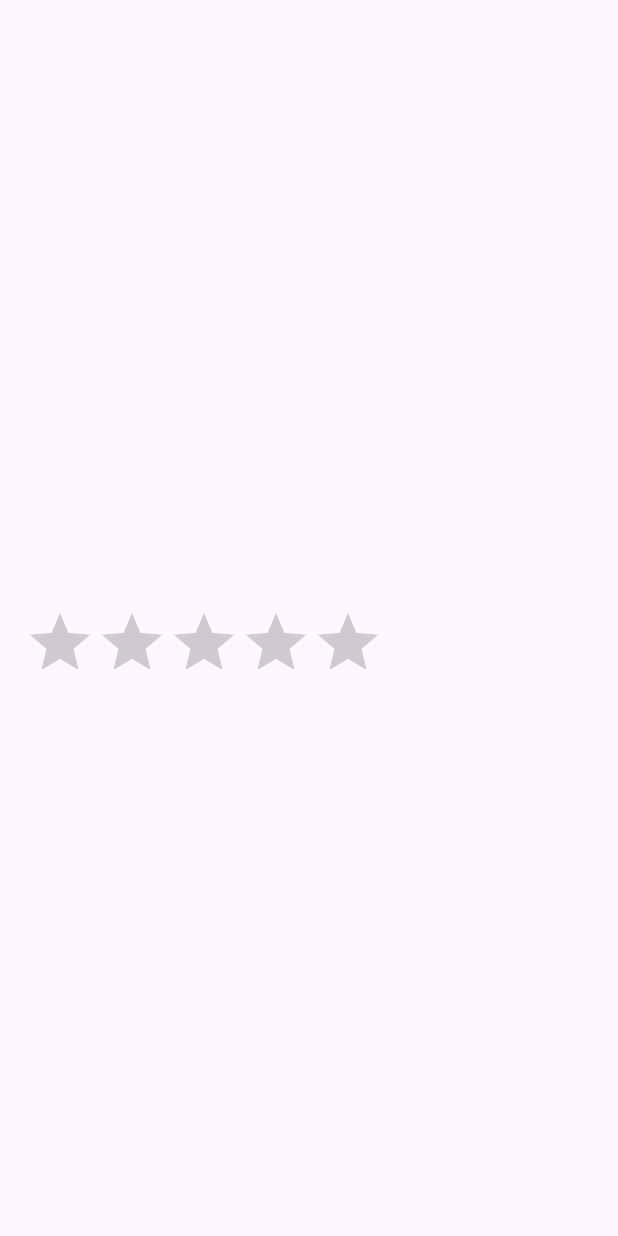
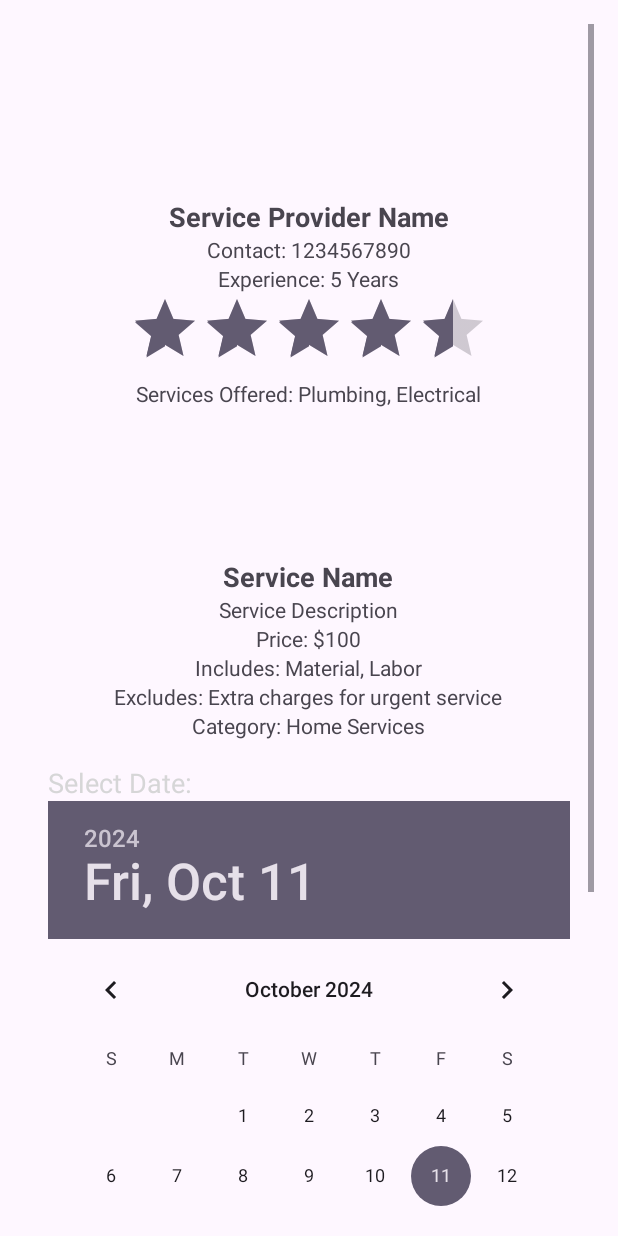
Before and after one commit to yash234u/Homemate, an Android app: the layout activity_booking.xml on its own in the app's theme, with its tools: preview values and no code run, on a phone screen of 412 x 824 dp. Run offline under Robolectric (Android 15) with nearby library versions, the phone set to English and light mode, and no system bars; Roboto replaces fonts that are not available here.

Commit message:
Last Commit

```diff
--- a/app/src/main/AndroidManifest.xml
+++ b/app/src/main/AndroidManifest.xml
@@ -16,6 +16,12 @@
         android:supportsRtl="true"
         android:theme="@style/Theme.HOMEMATE"
         tools:targetApi="31">
+        <activity
+            android:name=".BookingActivity"
+            android:exported="false" />
+        <activity
+            android:name=".Booking.BookServiceProviderActivity"
+            android:exported="false" />
         <activity
             android:name=".Profile.AboutUsctivity"
             android:exported="false" />
--- a/app/src/main/res/layout/activity_booking.xml
+++ b/app/src/main/res/layout/activity_booking.xml
@@ -1,87 +1,153 @@
 <?xml version="1.0" encoding="utf-8"?>
-<LinearLayout xmlns:android="http://schemas.android.com/apk/res/android"
+<ScrollView xmlns:android="http://schemas.android.com/apk/res/android"
     android:layout_width="match_parent"
     android:layout_height="match_parent"
+    android:padding="16dp">
+
+    <LinearLayout
+        android:layout_width="match_parent"
+        android:layout_height="wrap_content"
         android:orientation="vertical"
         android:padding="16dp">
 
+        <!-- Service Provider Details -->
         <ImageView
             android:id="@+id/spImageView"
-        android:layout_width="196dp"
-        android:layout_height="177dp"
+            android:layout_width="100dp"
+            android:layout_height="100dp"
+            android:layout_gravity="center"
+            android:contentDescription="Service Provider Image" />
+
+        <TextView
+            android:id="@+id/spNameTextView"
+            android:layout_width="wrap_content"
+            android:layout_height="wrap_content"
+            android:text="Service Provider Name"
+            android:textSize="18sp"
+            android:textStyle="bold"
             android:layout_gravity="center" />
 
         <TextView
-        android:id="@+id/spNameTextView"
-        android:layout_width="364dp"
-        android:layout_height="37dp"
-        android:layout_marginTop="8dp"
-        android:textSize="18sp"
-        android:textStyle="bold" />
-
-    <TextView
             android:id="@+id/spContactTextView"
-        android:layout_width="366dp"
-        android:layout_height="41dp"
-        android:layout_marginTop="4dp" />
+            android:layout_width="wrap_content"
+            android:layout_height="wrap_content"
+            android:text="Contact: 1234567890"
+            android:layout_gravity="center" />
 
         <TextView
             android:id="@+id/spExperienceTextView"
-        android:layout_width="366dp"
-        android:layout_height="37dp"
-        android:layout_marginTop="4dp" />
-
-    <TextView
-        android:id="@+id/spServicesTextView"
-        android:layout_width="373dp"
-        android:layout_height="67dp"
-        android:layout_marginTop="4dp" />
+            android:layout_width="wrap_content"
+            android:layout_height="wrap_content"
+            android:text="Experience: 5 Years"
+            android:layout_gravity="center" />
 
         <RatingBar
             android:id="@+id/spRatingBar"
             android:layout_width="wrap_content"
             android:layout_height="wrap_content"
             android:numStars="5"
-        android:layout_marginTop="8dp"
-        android:isIndicator="true"
-        android:scaleX="1.0"
-        android:scaleY="1.0"
-        android:stepSize="0.5" />
+            android:stepSize="0.5"
+            android:rating="4.5"
+            android:layout_gravity="center" />
+
+        <TextView
+            android:id="@+id/spServicesTextView"
+            android:layout_width="wrap_content"
+            android:layout_height="wrap_content"
+            android:text="Services Offered: Plumbing, Electrical"
+            android:layout_gravity="center" />
+
+        <!-- Service Details -->
+        <ImageView
+            android:id="@+id/serviceImageView"
+            android:layout_width="100dp"
+            android:layout_height="100dp"
+            android:layout_gravity="center"
+            android:contentDescription="Service Image" />
 
         <TextView
             android:id="@+id/serviceNameTextView"
-        android:layout_width="379dp"
-        android:layout_height="42dp" />
+            android:layout_width="wrap_content"
+            android:layout_height="wrap_content"
+            android:text="Service Name"
+            android:textSize="18sp"
+            android:textStyle="bold"
+            android:layout_gravity="center" />
 
         <TextView
             android:id="@+id/serviceDescTextView"
-        android:layout_width="375dp"
-        android:layout_height="38dp" />
+            android:layout_width="wrap_content"
+            android:layout_height="wrap_content"
+            android:text="Service Description"
+            android:layout_gravity="center" />
 
         <TextView
             android:id="@+id/servicePriceTextView"
-        android:layout_width="379dp"
-        android:layout_height="38dp" />
+            android:layout_width="wrap_content"
+            android:layout_height="wrap_content"
+            android:text="Price: $100"
+            android:layout_gravity="center" />
 
         <TextView
             android:id="@+id/serviceIncludeTextView"
-        android:layout_width="382dp"
-        android:layout_height="40dp" />
+            android:layout_width="wrap_content"
+            android:layout_height="wrap_content"
+            android:text="Includes: Material, Labor"
+            android:layout_gravity="center" />
 
         <TextView
             android:id="@+id/serviceExcludeTextView"
-        android:layout_width="379dp"
-        android:layout_height="40dp" />
+            android:layout_width="wrap_content"
+            android:layout_height="wrap_content"
+            android:text="Excludes: Extra charges for urgent service"
+            android:layout_gravity="center" />
 
         <TextView
             android:id="@+id/categoryTextView"
-        android:layout_width="379dp"
-        android:layout_height="37dp" />
+            android:layout_width="wrap_content"
+            android:layout_height="wrap_content"
+            android:text="Category: Home Services"
+            android:layout_gravity="center" />
 
-    <ImageView
-        android:id="@+id/serviceImageView"
-        android:layout_width="224dp"
-        android:layout_height="196dp" />
+        <!-- Date Picker and Booking Section -->
+        <TextView
+            android:layout_width="wrap_content"
+            android:layout_height="wrap_content"
+            android:text="Select Date:"
+            android:textSize="18sp"
+            android:textColor="@color/colorAccent"
+            android:layout_marginTop="16dp"/>
 
+        <DatePicker
+            android:id="@+id/datePicker"
+            android:layout_width="match_parent"
+            android:layout_height="wrap_content"
+            android:calendarTextColor="@color/colorAccent"/>
+
+        <TextView
+            android:layout_width="wrap_content"
+            android:layout_height="wrap_content"
+            android:text="Select Time:"
+            android:textSize="18sp"
+            android:textColor="@color/colorAccent"
+            android:layout_marginTop="16dp"/>
+
+        <Spinner
+            android:id="@+id/timeSlotSpinner"
+            android:layout_width="match_parent"
+            android:layout_height="wrap_content"
+            android:layout_marginBottom="16dp"/>
+
+        <Button
+            android:id="@+id/bookButton"
+            android:layout_width="match_parent"
+            android:layout_height="wrap_content"
+            android:text="Book Now"
+            android:textColor="@android:color/white"
+            android:background="@color/colorAccent"
+            android:padding="12dp"
+            android:layout_marginTop="16dp"
+            android:layout_gravity="center"/>
 
     </LinearLayout>
+</ScrollView>
```
Also changed, not shown: app/src/main/java/com/example/homemate/Booking/BookingActivity.java (+42 -48 lines), app/src/main/res/layout/item_slot.xml (added, +17 -0 lines). Lines whose indentation alone changed are shown as unchanged.
